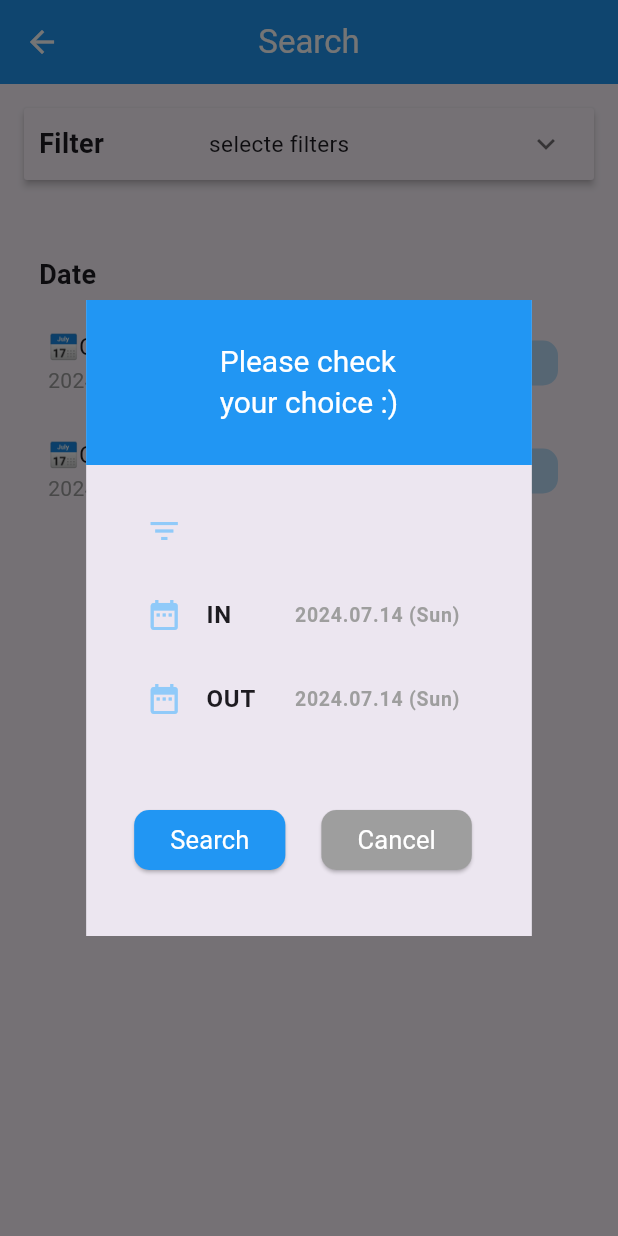
After one commit to MentalJava/hotel-reservation, a Flutter app: the SearchHotel screen opened by its route, after a tap on "Search", on a phone screen of 412 x 824 dp. The commit adds this screen. Run offline on Flutter 3.47's test engine with Material 3 defaults, Android fonts, the phone set to English and light mode, and no system bars; our stand-ins replace get, get_storage; accounts and stored records are empty.

Commit message:
Search 구현 완료 !

```diff
--- /dev/null
+++ b/lib/controllers/search_hotel_controller.dart
@@ -0,0 +1,46 @@
+import 'package:get/get.dart';
+import 'package:intl/intl.dart';
+
+class SearchHotelController extends GetxController {
+  var filters = {
+    "No-kids Zone": false,
+    "Pet-Friendly": false,
+    "Free breakfast": false,
+  }.obs;
+  var isOpen = false.obs;
+  var isDate = false.obs;
+
+  var checkInDate = DateTime.now().obs;
+  var checkOutDate = DateTime.now().obs;
+  var dateFormat = DateFormat('yyyy.MM.dd (EEE)');
+
+  void isOpenPanel() {
+    isOpen.value = !isOpen.value;
+  }
+
+  void isDatePanel() {
+    isDate.value = !isDate.value;
+  }
+
+  void toggleFilter(String fliter) {
+    filters[fliter] = !filters[fliter]!;
+  }
+
+  void setCheckInDate(DateTime date) {
+    checkInDate.value = date;
+  }
+
+  void setCheckOutDate(DateTime date) {
+    checkOutDate.value = date;
+  }
+
+  String get formattedCheckInDate => dateFormat.format(checkInDate.value);
+  String get formattedCheckOutDate => dateFormat.format(checkOutDate.value);
+
+  List<String> get selectedFilters {
+    return filters.entries
+        .where((entry) => entry.value)
+        .map((entry) => entry.key)
+        .toList();
+  }
+}
--- a/lib/root.dart
+++ b/lib/root.dart
@@ -3,6 +3,7 @@ import 'package:get/get.dart';
 import 'package:get/get_navigation/get_navigation.dart';
 import 'package:hotel_reservation/screens/favorite_hotel_list.dart';
 import 'package:hotel_reservation/screens/home.dart';
+import 'package:hotel_reservation/screens/search_hotel.dart';
 import 'package:hotel_reservation/screens/sign_in.dart';
 import 'package:hotel_reservation/screens/sign_up.dart';
 
@@ -32,6 +33,10 @@ class MyApp extends StatelessWidget {
           name: '/favorite',
           page: () => FavoriteHotelList(),
         ),
+        GetPage(
+          name: '/search',
+          page: () => SearchHotel(),
+        ),
       ],
     );
   }
--- a/lib/screens/favorite_hotel_list.dart
+++ b/lib/screens/favorite_hotel_list.dart
@@ -27,8 +27,8 @@ class FavoriteHotelList extends StatelessWidget {
           itemCount: favoriteController.favoriteHotels.length,
           itemBuilder: (context, index) {
             final hotelName = favoriteController.favoriteHotels[index];
-            final hotel =
-                hotellist.hotels.firstWhere((h) => h.name == hotelName);
+            final hotel = hotellist.hotels
+                .firstWhere((h) => h.name == hotelName); // list 안에 첫번째 일치값 가져오기
             return Dismissible(
               key: Key(hotelName),
               background: Container(color: Colors.red),
--- a/lib/screens/home_drawer.dart
+++ b/lib/screens/home_drawer.dart
@@ -1,6 +1,5 @@
 import 'package:flutter/material.dart';
 import 'package:get/get.dart';
-import 'package:hotel_reservation/screens/favorite_hotel_list.dart';
 import 'package:hotel_reservation/widgets/button/home_drawer_button.dart';
 
 class HomeDrawer extends StatelessWidget {
@@ -40,6 +39,9 @@ class HomeDrawer extends StatelessWidget {
             title: 'Home',
           ),
           HomeDrawerButton(
+            onClickEvent: () {
+              Get.toNamed('/search');
+            },
             icon: Icon(
               Icons.search,
               color: Colors.blue[200],
@@ -48,7 +50,7 @@ class HomeDrawer extends StatelessWidget {
           ),
           HomeDrawerButton(
             onClickEvent: () {
-              Get.to(FavoriteHotelList());
+              Get.toNamed('/favorite');
             },
             icon: Icon(
               Icons.location_city,
--- /dev/null
+++ b/lib/screens/search_hotel.dart
@@ -0,0 +1,356 @@
+import 'package:flutter/cupertino.dart';
+import 'package:flutter/material.dart';
+import 'package:flutter/widgets.dart';
+import 'package:get/get.dart';
+import 'package:hotel_reservation/controllers/search_hotel_controller.dart';
+
+class SearchHotel extends StatelessWidget {
+  final SearchHotelController searchHotelController =
+      Get.put(SearchHotelController());
+
+  SearchHotel({
+    super.key,
+  });
+
+  @override
+  Widget build(BuildContext context) {
+    return Scaffold(
+      appBar: AppBar(
+        backgroundColor: Colors.blue,
+        iconTheme: const IconThemeData(
+          color: Colors.white,
+        ),
+        title: const Text(
+          'Search',
+          style: TextStyle(color: Colors.white),
+        ),
+        centerTitle: true,
+      ),
+      body: Padding(
+        padding: const EdgeInsets.all(16.0),
+        child: Column(
+          children: [
+            ListView(
+              shrinkWrap: true,
+              children: [
+                Obx(
+                  () => ExpansionPanelList(
+                    expansionCallback: (int index, bool isExpanded) {
+                      if (index == 0) {
+                        searchHotelController.isOpenPanel();
+                      } else if (index == 1) {
+                        searchHotelController.isDatePanel();
+                      }
+                    },
+                    children: [
+                      ExpansionPanel(
+                        headerBuilder: (context, isExpanded) {
+                          return const Row(
+                            children: [
+                              Padding(
+                                padding: EdgeInsets.only(
+                                  left: 10,
+                                  right: 70,
+                                ),
+                                child: Text(
+                                  'Filter',
+                                  style: TextStyle(
+                                    fontSize: 18,
+                                    fontWeight: FontWeight.bold,
+                                  ),
+                                ),
+                              ),
+                              Text(
+                                'selecte filters',
+                                style: TextStyle(
+                                  fontSize: 15,
+                                ),
+                              ),
+                            ],
+                          );
+                        },
+                        body: Obx(
+                          () => Column(
+                            children: searchHotelController.filters.keys
+                                .map((filter) => CheckboxListTile(
+                                      title: Text(filter),
+                                      value:
+                                          searchHotelController.filters[filter],
+                                      onChanged: (bool? value) {
+                                        searchHotelController
+                                            .toggleFilter(filter);
+                                      },
+                                    ))
+                                .toList(),
+                          ),
+                        ),
+                        isExpanded: searchHotelController.isOpen.value,
+                      ),
+                    ],
+                  ),
+                ),
+                const Padding(
+                  padding: EdgeInsets.only(
+                    top: 50,
+                    left: 10,
+                    bottom: 10,
+                  ),
+                  child: Text(
+                    'Date',
+                    style: TextStyle(
+                      fontSize: 18,
+                      fontWeight: FontWeight.bold,
+                    ),
+                  ),
+                ),
+                Obx(
+                  () => ListTile(
+                    title: const Text('📅Check-in'),
+                    subtitle: Text(
+                      searchHotelController.formattedCheckInDate,
+                      style: const TextStyle(
+                        color: Colors.grey,
+                      ),
+                    ),
+                    trailing: Container(
+                      decoration: BoxDecoration(
+                        color: Colors.blue[100],
+                        borderRadius: BorderRadius.circular(
+                          10,
+                        ),
+                      ),
+                      width: 150,
+                      height: 30,
+                      child: const Center(
+                        child: Text(
+                          'select date',
+                          style: TextStyle(
+                            fontSize: 14,
+                            fontWeight: FontWeight.bold,
+                          ),
+                        ),
+                      ),
+                    ),
+                    onTap: () async {
+                      DateTime? pickedDate = await showDatePicker(
+                        context: context,
+                        initialDate: searchHotelController.checkInDate.value,
+                        firstDate: DateTime(2000),
+                        lastDate: DateTime(2100),
+                      );
+                      if (pickedDate != null) {
+                        searchHotelController.setCheckInDate(pickedDate);
+                      }
+                    },
+                  ),
+                ),
+                Obx(
+                  () => ListTile(
+                    title: const Text('📅Check-out'),
+                    subtitle: Text(
+                      searchHotelController.formattedCheckOutDate,
+                      style: const TextStyle(
+                        color: Colors.grey,
+                      ),
+                    ),
+                    trailing: Container(
+                      decoration: BoxDecoration(
+                        color: const Color.fromRGBO(187, 222, 251, 1),
+                        borderRadius: BorderRadius.circular(
+                          10,
+                        ),
+                      ),
+                      width: 150,
+                      height: 30,
+                      child: const Center(
+                        child: Text(
+                          'select date',
+                          style: TextStyle(
+                            fontSize: 14,
+                            fontWeight: FontWeight.bold,
+                          ),
+                        ),
+                      ),
+                    ),
+                    onTap: () async {
+                      DateTime? pickedDate = await showDatePicker(
+                        context: context,
+                        initialDate: searchHotelController.checkOutDate.value,
+                        firstDate: DateTime(2000),
+                        lastDate: DateTime(2100),
+                      );
+                      if (pickedDate != null) {
+                        searchHotelController.setCheckOutDate(pickedDate);
+                      }
+                    },
+                  ),
+                ),
+              ],
+            ),
+            const SizedBox(
+              height: 100,
+            ),
+            ElevatedButton(
+              style: ButtonStyle(
+                backgroundColor: const WidgetStatePropertyAll(Colors.blue),
+                shape: WidgetStatePropertyAll(
+                  RoundedRectangleBorder(
+                    borderRadius: BorderRadius.circular(10),
+                  ),
+                ),
+                minimumSize: const WidgetStatePropertyAll(
+                  Size(150, 55),
+                ),
+              ),
+              onPressed: () {
+                Get.dialog(
+                  AlertDialog(
+                    shape: const LinearBorder(),
+                    titlePadding: EdgeInsets.zero,
+                    title: Container(
+                      height: 110,
+                      decoration: const BoxDecoration(color: Colors.blue),
+                      child: const Center(
+                        child: Text(
+                          'Please check\nyour choice :)',
+                          style: TextStyle(
+                            color: Colors.white,
+                            fontSize: 20,
+                          ),
+                        ),
+                      ),
+                    ),
+                    content: SizedBox(
+                      height: 170,
+                      child: Column(
+                        children: [
+                          ListTile(
+                            leading: Icon(
+                              Icons.filter_list_sharp,
+                              color: Colors.blue[200],
+                            ),
+                            title: Text(
+                              searchHotelController.selectedFilters.join(' / '),
+                              style: const TextStyle(
+                                  color: Colors.grey,
+                                  fontSize: 14,
+                                  fontWeight: FontWeight.bold),
+                            ),
+                          ),
+                          ListTile(
+                            leading: Icon(
+                              Icons.date_range,
+                              color: Colors.blue[200],
+                            ),
+                            title: const Text(
+                              'IN',
+                              style: TextStyle(
+                                fontWeight: FontWeight.bold,
+                              ),
+                            ),
+                            trailing: Text(
+                              searchHotelController.formattedCheckInDate,
+                              style: const TextStyle(
+                                  color: Colors.grey,
+                                  fontSize: 13,
+                                  fontWeight: FontWeight.bold),
+                            ),
+                          ),
+                          ListTile(
+                            leading: Icon(
+                              Icons.date_range,
+                              color: Colors.blue[200],
+                            ),
+                            title: const Text(
+                              'OUT',
+                              style: TextStyle(
+                                fontWeight: FontWeight.bold,
+                              ),
+                            ),
+                            trailing: Text(
+                              searchHotelController.formattedCheckOutDate,
+                              style: const TextStyle(
+                                  color: Colors.grey,
+                                  fontSize: 13,
+                                  fontWeight: FontWeight.bold),
+                            ),
+                          ),
+                        ],
+                      ),
+                    ),
+                    actions: [
+                      Row(
+                        mainAxisAlignment: MainAxisAlignment.center,
+                        children: [
+                          Padding(
+                            padding: const EdgeInsets.all(8.0),
+                            child: ElevatedButton(
+                              style: ButtonStyle(
+                                backgroundColor:
+                                    const WidgetStatePropertyAll(Colors.blue),
+                                shape: WidgetStatePropertyAll(
+                                  RoundedRectangleBorder(
+                                    borderRadius: BorderRadius.circular(10),
+                                  ),
+                                ),
+                                minimumSize: const WidgetStatePropertyAll(
+                                  Size(100, 40),
+                                ),
+                              ),
+                              onPressed: () => Get.back(),
+                              child: const Text(
+                                'Search',
+                                style: TextStyle(
+                                  fontSize: 17,
+                                  fontWeight: FontWeight.w400,
+                                  color: Colors.white,
+                                ),
+                              ),
+                            ),
+                          ),
+                          Padding(
+                            padding: const EdgeInsets.all(16),
+                            child: ElevatedButton(
+                              style: ButtonStyle(
+                                backgroundColor:
+                                    const WidgetStatePropertyAll(Colors.grey),
+                                shape: WidgetStatePropertyAll(
+                                  RoundedRectangleBorder(
+                                    borderRadius: BorderRadius.circular(10),
+                                  ),
+                                ),
+                                minimumSize: const WidgetStatePropertyAll(
+                                  Size(100, 40),
+                                ),
+                              ),
+                              onPressed: () => Get.back(),
+                              child: const Text(
+                                'Cancel',
+                                style: TextStyle(
+                                  fontSize: 17,
+                                  fontWeight: FontWeight.w400,
+                                  color: Colors.white,
+                                ),
+                              ),
+                            ),
+                          ),
+                        ],
+                      )
+                    ],
+                  ),
+                );
+              },
+              child: const Text(
+                'Search',
+                style: TextStyle(
+                    color: Colors.white,
+                    fontSize: 23,
+                    fontWeight: FontWeight.w400),
+              ),
+            ),
+          ],
+        ),
+      ),
+    );
+  }
+}
--- a/pubspec.yaml
+++ b/pubspec.yaml
@@ -37,6 +37,7 @@ dependencies:
   cupertino_icons: ^1.0.6
   get: ^4.6.6
   get_storage: ^2.1.1
+  intl: ^0.19.0
 
 dev_dependencies:
   flutter_test:
```
